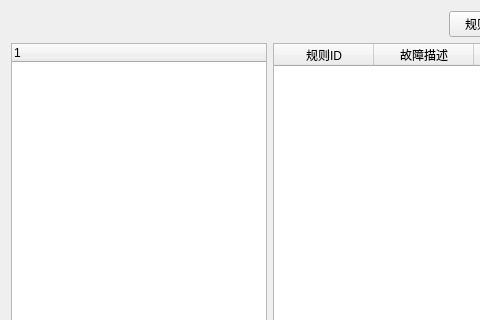
The window that ruleform.ui (EGeeks/faultree) describes before a commit, drawn with Qt 5; both pictures show x 0 to 480 and y 0 to 320 of the 712 by 472 pixel window.
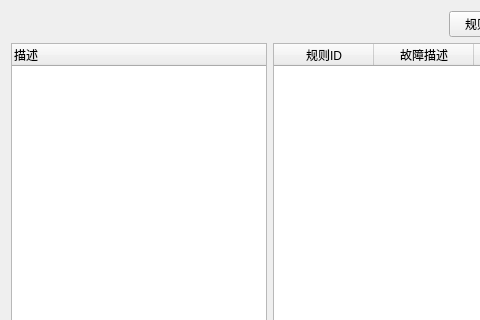
The same window after the commit.

The edit to the form file:
```diff
--- a/ruleform.ui
+++ b/ruleform.ui
@@ -64,7 +64,7 @@
        </property>
        <column>
         <property name="text">
-         <string notr="true">1</string>
+         <string notr="true">描述</string>
         </property>
        </column>
       </widget>
```
